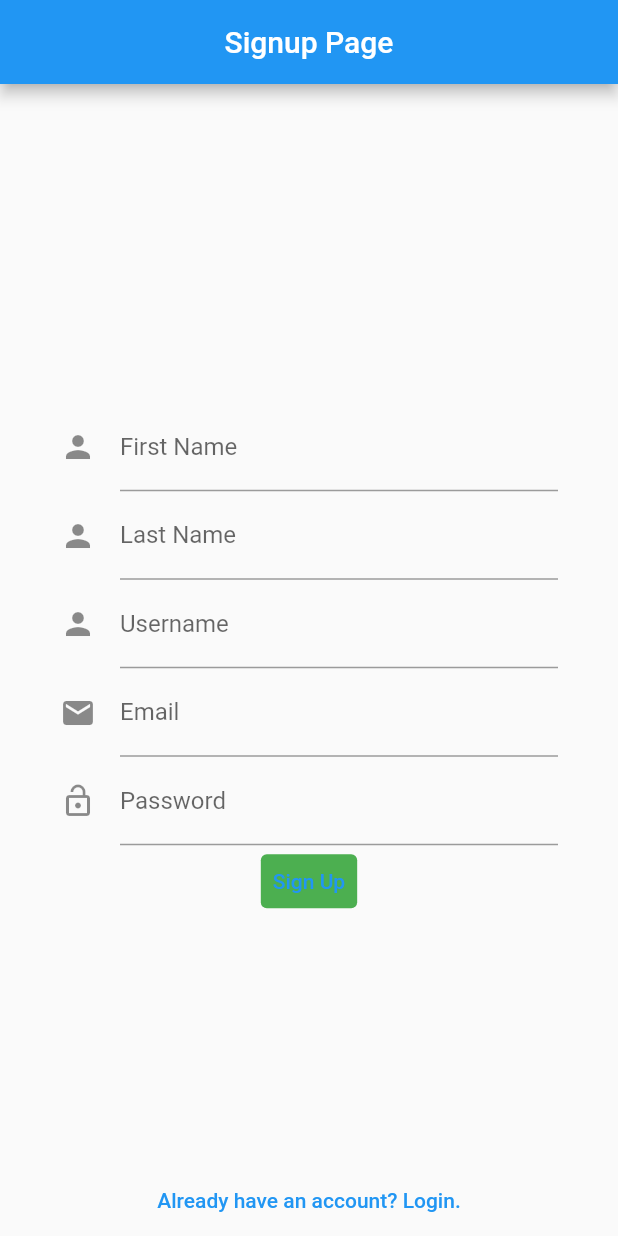
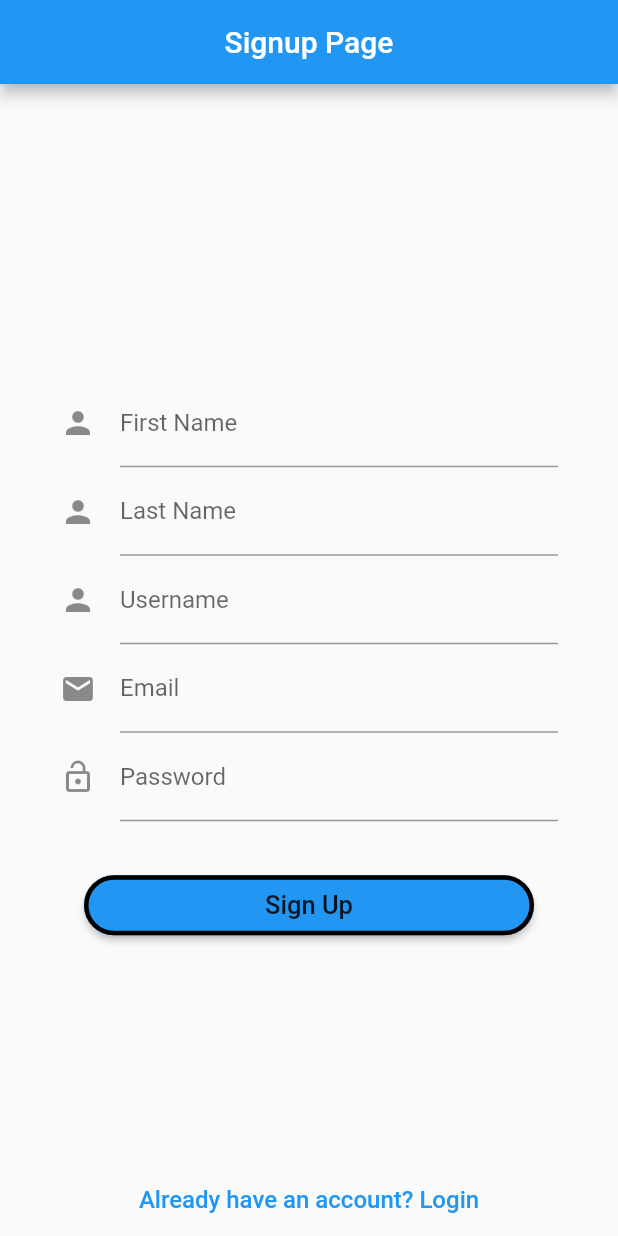
Before and after one commit to squach28/MotivateMe_Mobile_Application, a Flutter app: the screen it shows after launch, after a tap on "Sign Up", on a phone screen of 412 x 824 dp. Run offline on Flutter 3.47's test engine with Material 2 defaults, Android fonts, the phone set to English and light mode, and no system bars.

Commit message:
Updated the buttons and toggle steps with increased font sizes and rounded buttons

```diff
--- a/lib/login_page.dart
+++ b/lib/login_page.dart
@@ -39,7 +39,12 @@ class _LoginPageState extends State<LoginPage> {
                       MaterialPageRoute(builder: (context) => SignUpPage()),
                     );
                   },
-                  child: Text('Don\'t have an account? Sign up.'),
+                  child: new Text(
+                    'Don\'t have an account? Sign up',
+                    style: new TextStyle(
+                      fontSize: 16.0,
+                    ),
+                  ),
                 ))
           ])),
     );
@@ -57,6 +62,10 @@ class _LoginPageState extends State<LoginPage> {
               InputDecoration(icon: Icon(Icons.mail), labelText: 'Username'),
         ),
 
+        Padding(
+          padding: const EdgeInsets.all(10.0),
+        ),
+
         // Password TextField
         TextField(
           controller: _passwordController,
@@ -66,13 +75,29 @@ class _LoginPageState extends State<LoginPage> {
           keyboardType: TextInputType.visiblePassword,
         ),
 
+        Padding(
+          padding: const EdgeInsets.all(16.0),
+        ),
+
         // Login Button
-        TextButton(
+        ButtonTheme(
+          minWidth: 300.0,
+          height: 40.0,
+          buttonColor: Colors.green,
+          child: RaisedButton(
+            child: new Text(
+              'Login',
+              style: new TextStyle(
+                fontSize: 17.0,
+              ),
+            ),
             onPressed: _login,
-            child: Text('Login'),
-            style: ButtonStyle(
-                backgroundColor:
-                    MaterialStateProperty.all<Color>(Colors.teal))),
+          ),
+          shape: RoundedRectangleBorder(
+            borderRadius: BorderRadius.circular(32.0),
+            side: BorderSide(width: 3.0, color: Colors.black),
+          ),
+        )
       ],
     );
   }
--- a/lib/signup_page.dart
+++ b/lib/signup_page.dart
@@ -36,8 +36,14 @@ class _SignUpPageState extends State<SignUpPage> {
                       MaterialPageRoute(builder: (context) => LoginPage()),
                     );
                   },
-                  child: Text('Already have an account? Login.')),
-            )
+                  child: new Text(
+                    'Already have an account? Login',
+                    style: new TextStyle(
+                      fontSize: 16.0,
+                    ),
+                  ),
+              ),
+            ),
           ])),
     );
   }
@@ -80,13 +86,29 @@ class _SignUpPageState extends State<SignUpPage> {
         keyboardType: TextInputType.visiblePassword,
       ),
 
+      Padding(
+        padding: const EdgeInsets.all(16.0),
+      ),
+
       // Sign Up Button
-      TextButton(
-        onPressed: _signUp,
-        child: Text('Sign Up'),
-        style: ButtonStyle(
-            backgroundColor: MaterialStateProperty.all<Color>(Colors.green)),
-      )
+      ButtonTheme(
+          minWidth: 300.0,
+          height: 40.0,
+          buttonColor: Colors.blue,
+          child: RaisedButton(
+            child: new Text(
+              'Sign Up',
+              style: new TextStyle(
+                fontSize: 17.0,
+              ),
+            ),
+            onPressed: _signUp,
+          ),
+          shape: RoundedRectangleBorder(
+            borderRadius: BorderRadius.circular(32.0),
+            side: BorderSide(width: 3.0, color: Colors.black),
+          ),
+        )
     ]);
   }
 
```
